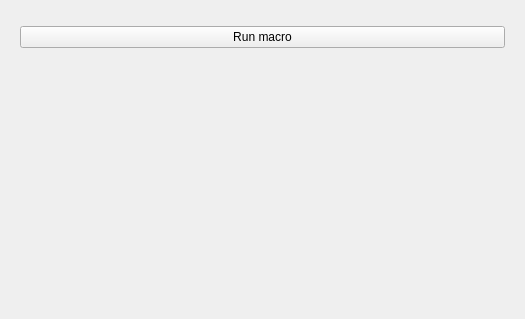
AleksasVaitulevicius/myExtension, file myModule/Resources/UI/qSlicermyModuleModuleWidget.ui: the form before one commit.
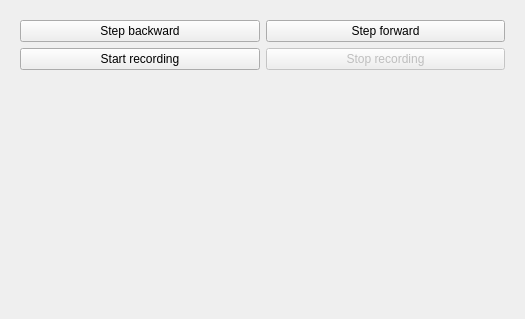
The form after the commit. Custom widgets are drawn as their Qt base class.

```diff
--- a/myModule/Resources/UI/qSlicermyModuleModuleWidget.ui
+++ b/myModule/Resources/UI/qSlicermyModuleModuleWidget.ui
@@ -21,14 +21,43 @@
      </property>
      <layout class="QVBoxLayout" name="verticalLayout_3">
       <item>
-       <widget class="qSlicermyModuleFooBarWidget" name="FooBar" native="true"/>
+        <layout class="QHBoxLayout" name="horizontalLayout_3">
+          <item>
+            <widget class="QPushButton" name="StepBackward">
+              <property name="text">
+                <string>Step backward</string>
+              </property>
+            </widget>
+          </item>
+          <item>
+            <widget class="QPushButton" name="StepForward">
+              <property name="text">
+                <string>Step forward</string>
+              </property>
+            </widget>
+          </item>
+        </layout>
       </item>
       <item>
-        <widget class="QPushButton" name="RunFromLog">
-          <property name="text">
-            <string>Run macro</string>
-          </property>
-        </widget>
+        <layout class="QHBoxLayout" name="horizontalLayout_4">
+          <item>
+            <widget class="QPushButton" name="StartRecording">
+              <property name="text">
+                <string>Start recording</string>
+              </property>
+            </widget>
+          </item>
+          <item>
+            <widget class="QPushButton" name="StopRecording">
+              <property name="text">
+                <string>Stop recording</string>
+              </property>
+              <property name="enabled" stdset="0">
+                <bool>false</bool>
+              </property>
+            </widget>
+          </item>
+        </layout>
       </item>
      </layout>
     </widget>
```
